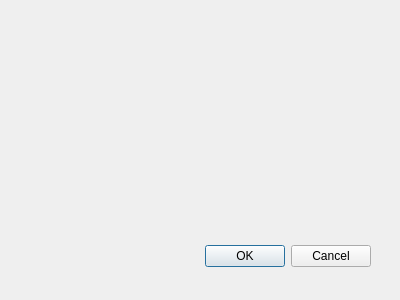
Before: the Qt Designer form settingsdialog.ui in Lodinn/Gelion, drawn with Qt 5.
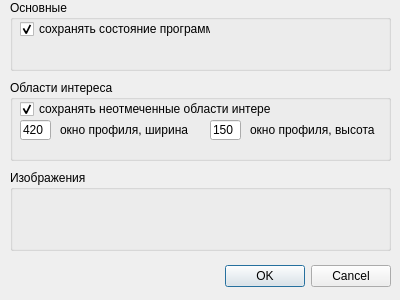
After: the same form once the commit is applied.

What changed in the file:
```diff
--- a/settingsdialog.ui
+++ b/settingsdialog.ui
@@ -16,9 +16,9 @@
   <widget class="QDialogButtonBox" name="buttonBox">
    <property name="geometry">
     <rect>
-     <x>30</x>
-     <y>240</y>
-     <width>341</width>
+     <x>10</x>
+     <y>260</y>
+     <width>381</width>
      <height>32</height>
     </rect>
    </property>
@@ -29,6 +29,132 @@
     <set>QDialogButtonBox::Cancel|QDialogButtonBox::Ok</set>
    </property>
   </widget>
+  <widget class="QGroupBox" name="groupBox_GLOBAL_settings">
+   <property name="geometry">
+    <rect>
+     <x>10</x>
+     <y>0</y>
+     <width>381</width>
+     <height>71</height>
+    </rect>
+   </property>
+   <property name="title">
+    <string>Основные</string>
+   </property>
+   <widget class="QCheckBox" name="checkBox_save_settings">
+    <property name="geometry">
+     <rect>
+      <x>10</x>
+      <y>20</y>
+      <width>191</width>
+      <height>18</height>
+     </rect>
+    </property>
+    <property name="text">
+     <string>сохранять состояние программы</string>
+    </property>
+    <property name="checked">
+     <bool>true</bool>
+    </property>
+    <property name="tristate">
+     <bool>false</bool>
+    </property>
+   </widget>
+  </widget>
+  <widget class="QGroupBox" name="groupBox_ROI_settings">
+   <property name="geometry">
+    <rect>
+     <x>10</x>
+     <y>80</y>
+     <width>381</width>
+     <height>81</height>
+    </rect>
+   </property>
+   <property name="title">
+    <string>Области интереса</string>
+   </property>
+   <widget class="QCheckBox" name="checkBox_save_NOTchecked_zObject">
+    <property name="geometry">
+     <rect>
+      <x>10</x>
+      <y>20</y>
+      <width>251</width>
+      <height>18</height>
+     </rect>
+    </property>
+    <property name="text">
+     <string>сохранять неотмеченные области интереса</string>
+    </property>
+    <property name="checked">
+     <bool>true</bool>
+    </property>
+   </widget>
+   <widget class="QLineEdit" name="lineEdit_dock_width">
+    <property name="geometry">
+     <rect>
+      <x>10</x>
+      <y>40</y>
+      <width>31</width>
+      <height>20</height>
+     </rect>
+    </property>
+    <property name="text">
+     <string>420</string>
+    </property>
+   </widget>
+   <widget class="QLineEdit" name="lineEdit_dock_height">
+    <property name="geometry">
+     <rect>
+      <x>200</x>
+      <y>40</y>
+      <width>31</width>
+      <height>20</height>
+     </rect>
+    </property>
+    <property name="text">
+     <string>150</string>
+    </property>
+   </widget>
+   <widget class="QLabel" name="label_dock_height">
+    <property name="geometry">
+     <rect>
+      <x>240</x>
+      <y>42</y>
+      <width>131</width>
+      <height>16</height>
+     </rect>
+    </property>
+    <property name="text">
+     <string>окно профиля, высота</string>
+    </property>
+   </widget>
+   <widget class="QLabel" name="label_dock_width">
+    <property name="geometry">
+     <rect>
+      <x>50</x>
+      <y>42</y>
+      <width>141</width>
+      <height>16</height>
+     </rect>
+    </property>
+    <property name="text">
+     <string>окно профиля, ширина</string>
+    </property>
+   </widget>
+  </widget>
+  <widget class="QGroupBox" name="groupBox_images_settings">
+   <property name="geometry">
+    <rect>
+     <x>10</x>
+     <y>170</y>
+     <width>381</width>
+     <height>81</height>
+    </rect>
+   </property>
+   <property name="title">
+    <string>Изображения</string>
+   </property>
+  </widget>
  </widget>
  <resources/>
  <connections>
```
